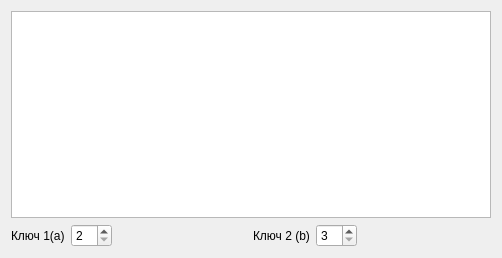
This is caesarafcipher.ui in smarttowel/crypto as Qt 5 draws it before an edit. The edited form follows.
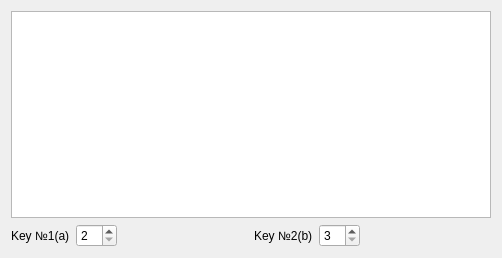
This is the edited form.

What changed in the file:
```diff
--- a/caesarafcipher.ui
+++ b/caesarafcipher.ui
@@ -24,7 +24,7 @@
        <item>
         <widget class="QLabel" name="label">
          <property name="text">
-          <string>Ключ 1(a)</string>
+          <string>Key №1(a)</string>
          </property>
         </widget>
        </item>
@@ -51,7 +51,7 @@
        <item>
         <widget class="QLabel" name="label_2">
          <property name="text">
-          <string>Ключ 2 (b)</string>
+          <string>Key №2(b)</string>
          </property>
         </widget>
        </item>
```
